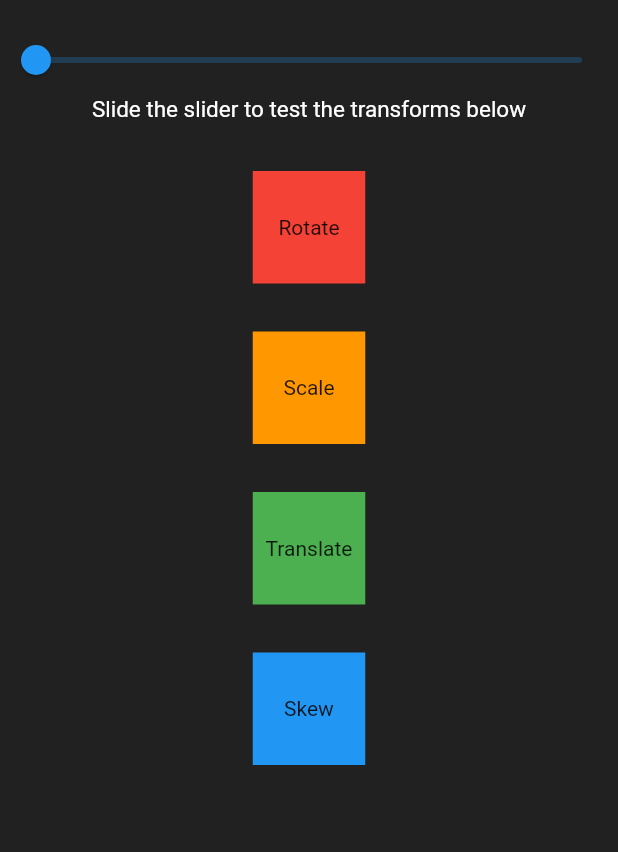
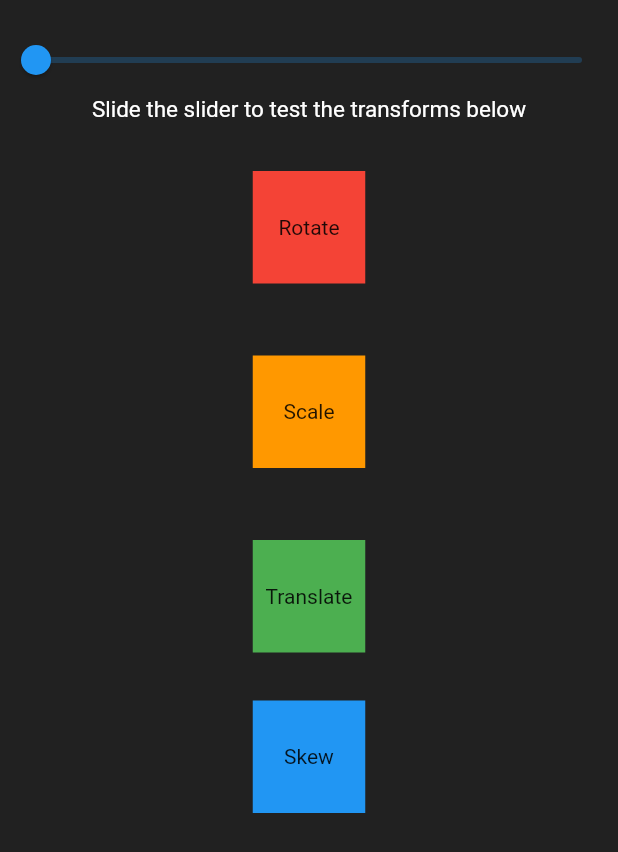
Before and after one commit to ACM-VIT/fludget, a Flutter app: the TransformImplementation screen opened directly, on a phone screen of 412 x 824 dp. Shown: the top 852 px of the screen. Run offline on Flutter 3.47's test engine with Material 2 defaults, Android fonts, the phone set to English and light mode, and no system bars.

Commit message:
fix: Padding changes and changes in scaling factor

```diff
--- a/lib/routes/transform.dart
+++ b/lib/routes/transform.dart
@@ -68,7 +68,7 @@ class _TransformImplementationState extends State<TransformImplementation> {
   Widget scale() {
     return Center(
       child: Transform.scale(
-        scale: sliderVal == 0 ? 1 : sliderVal / 50,
+        scale: sliderVal == 0 ? 1 : sliderVal / 75,
         origin: const Offset(0, 0),
         child: Container(
           height: 75,
@@ -120,7 +120,7 @@ class _TransformImplementationState extends State<TransformImplementation> {
             child: rotate(),
           ),
           Padding(
-            padding: const EdgeInsets.all(16.0),
+            padding: const EdgeInsets.fromLTRB(16, 32, 16, 32),
             child: scale(),
           ),
           Padding(
```
